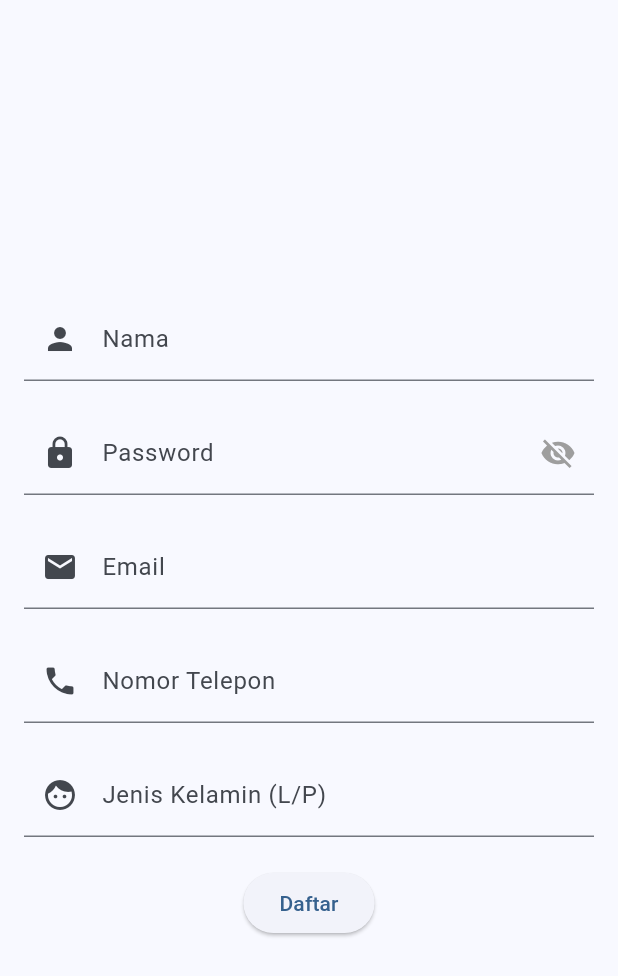
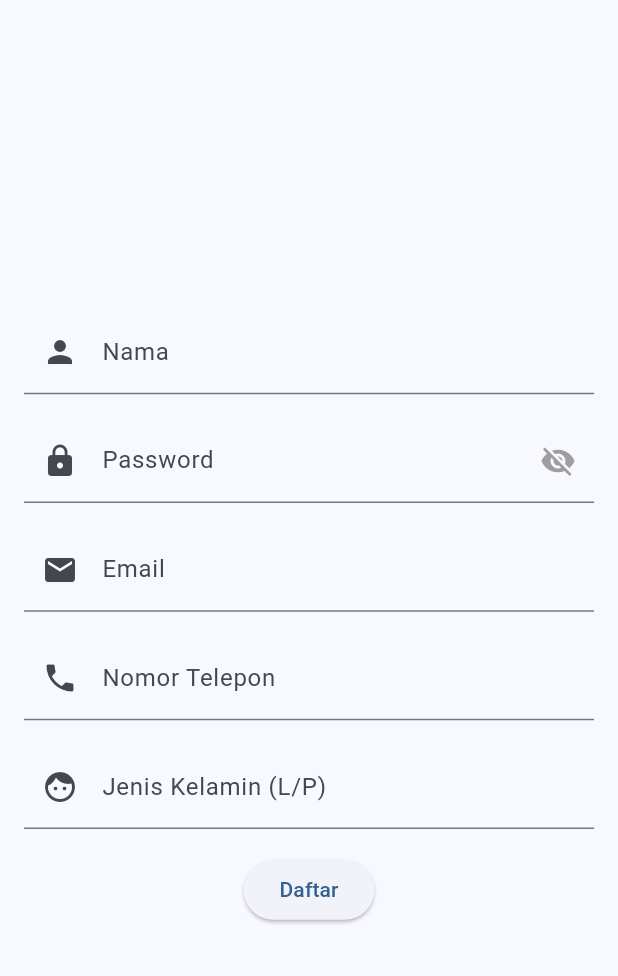
Before and after one commit to febiolaika/RepoKelompok1, a Flutter app: the screen it shows after launch, after a tap on "Register", on a phone screen of 412 x 824 dp. Shown: the top 976 px of the screen. Run offline on Flutter 3.47's test engine with Material 2 defaults, Android fonts, the phone set to English and light mode, and no system bars; our stand-ins replace camera, flutter_local_notifications, flutter_slidable, image_picker, qr_flutter, responsive_sizer and 3 more; missing offline and left inert: maps_launcher, mobile_scanner; accounts and stored records are empty.

Commit message:
Responsive_Sizer selesai

```diff
--- a/lib/main.dart
+++ b/lib/main.dart
@@ -4,9 +4,10 @@ import 'package:ugd6_1217/page/login_page.dart';
 import 'package:ugd6_1217/page/product_view.dart';
 import 'package:ugd6_1217/views/camera/camera.dart';
 import 'package:ugd6_1217/views/qr_scan/scan_qr_page.dart';
+import 'package:responsive_sizer/responsive_sizer.dart';
 
 void main() {
-  runApp(MainApp());
+  runApp(const MainApp());
 }
 
 class MainApp extends StatelessWidget {
@@ -22,8 +23,32 @@ class MainApp extends StatelessWidget {
   //   }
   // }
 
+  const MainApp({super.key});
   @override
   Widget build(BuildContext context) {
+    return ResponsiveSizer(builder: (context, orientation, deviceType) {
+      Device.orientation == Orientation.portrait
+          ? Container(
+              //Portrait
+              width: 100.w,
+              height: 12.5.h,
+            )
+          : Container(
+              // Landscape
+              width: 100.w,
+              height: 12.5.h,
+            );
+      Device.screenType == ScreenType.tablet
+          ? Container(
+              // Tablet
+              width: 100.w,
+              height: 12.5,
+            )
+          : Container(
+              // Mobile
+              width: 100.w,
+              height: 12.5.h,
+            );
       return MaterialApp(
         theme: ThemeData(
           useMaterial3: true,
@@ -33,7 +58,8 @@ class MainApp extends StatelessWidget {
         routes: {
           '/login': (context) => const LoginView(),
           RouteConstant.routeToQrCam: (context) => CameraView(),
-        RouteConstant.routeToQrScanPage: (context) => BarcodeScannerPageView(),
+          RouteConstant.routeToQrScanPage: (context) =>
+              BarcodeScannerPageView(),
           // '/register': (context) => const RegisterView(),
           // Future pickImage() async {
           //   try {
@@ -49,5 +75,6 @@ class MainApp extends StatelessWidget {
           // }
         },
       );
+    });
   }
 }
--- a/lib/page/login_page.dart
+++ b/lib/page/login_page.dart
@@ -7,6 +7,7 @@ import 'package:ugd6_1217/page/register_page.dart';
 import 'package:ugd6_1217/database/database_user.dart';
 import 'package:ugd6_1217/page/product_view.dart';
 import 'package:ugd6_1217/notification_widget.dart';
+import 'package:responsive_sizer/responsive_sizer.dart';
 
 class LoginView extends StatefulWidget {
   const LoginView({super.key});
@@ -41,11 +42,12 @@ class _LoginViewState extends State<LoginView> {
 
   @override
   Widget build(BuildContext context) {
+    return ResponsiveSizer(builder: (context, orientation, deviceType) {
       return Scaffold(
         body: Form(
           key: formKey,
           child: Padding(
-          padding: const EdgeInsets.symmetric(horizontal: 20.0, vertical: 10.0),
+            padding: EdgeInsets.symmetric(horizontal: 5.0.w, vertical: 10.0.h),
             child: Column(
               mainAxisAlignment: MainAxisAlignment.center,
               children: <Widget>[
@@ -56,7 +58,7 @@ class _LoginViewState extends State<LoginView> {
                     labelText: 'Username',
                   ),
                 ),
-              const SizedBox(height: 20),
+                SizedBox(height: 2.0.h),
                 TextFormField(
                   controller: _passwordController,
                   decoration: InputDecoration(
@@ -78,12 +80,13 @@ class _LoginViewState extends State<LoginView> {
                   ),
                   obscureText: !isPasswordVisible,
                 ),
-              const SizedBox(height: 20),
+                SizedBox(height: 2.0.h),
                 ElevatedButton(
                   onPressed: () async {
                     final username = _usernameController.text;
                     final password = _passwordController.text;
-                  List<Map<String, dynamic>> data = await USERHelper.getUser();
+                    List<Map<String, dynamic>> data =
+                        await USERHelper.getUser();
                     bool cekLogin = false;
 
                     for (int i = 0; i < data.length; i++) {
@@ -103,7 +106,8 @@ class _LoginViewState extends State<LoginView> {
                             MaterialPageRoute(
                                 builder: (context) => const ProductView()));
 
-                      ScaffoldMessenger.of(context).showSnackBar(const SnackBar(
+                        ScaffoldMessenger.of(context)
+                            .showSnackBar(const SnackBar(
                           content: Text('Login berhasil!'),
                           duration: Duration(seconds: 3),
                         ));
@@ -118,7 +122,8 @@ class _LoginViewState extends State<LoginView> {
                         builder: (context) {
                           return AlertDialog(
                             title: const Text('Login Gagal'),
-                          content: const Text('Username atau password salah.'),
+                            content:
+                                const Text('Username atau password salah.'),
                             actions: <Widget>[
                               TextButton(
                                 onPressed: () {
@@ -137,10 +142,10 @@ class _LoginViewState extends State<LoginView> {
                 Row(
                   mainAxisAlignment: MainAxisAlignment.center,
                   children: [
-                  const Text(
+                    Text(
                       'Belum mempunyai akun?',
                       style: TextStyle(
-                      fontSize: 14.0,
+                        fontSize: 14.sp,
                         fontWeight: FontWeight.normal,
                         color: Colors.black,
                       ),
@@ -161,10 +166,10 @@ class _LoginViewState extends State<LoginView> {
                           ),
                         );
                       },
-                    child: const Text(
+                      child: Text(
                         'Register',
                         style: TextStyle(
-                        fontSize: 14.0,
+                          fontSize: 14.sp,
                           fontWeight: FontWeight.bold,
                           color: Colors.blue,
                         ),
@@ -177,5 +182,6 @@ class _LoginViewState extends State<LoginView> {
           ),
         ),
       );
+    });
   }
 }
--- a/lib/page/product_input_page.dart
+++ b/lib/page/product_input_page.dart
@@ -2,6 +2,7 @@
 
 import 'package:flutter/material.dart';
 import 'package:ugd6_1217/database/sql_helper_product.dart';
+import 'package:responsive_sizer/responsive_sizer.dart';
 
 class ProductInput extends StatefulWidget {
   const ProductInput(
@@ -45,14 +46,14 @@ class _ProductInputState extends State<ProductInput> {
         child: Form(
           key: formKey,
           child: Padding(
-            padding: const EdgeInsets.all(20.0),
+            padding: EdgeInsets.all(2.0.h),
             child: Column(
               mainAxisAlignment: MainAxisAlignment.center,
               children: [
                 Image.asset(
                   dropDown,
-                  width: 200,
-                  height: 150,
+                  width: 20.0.w,
+                  height: 15.0.h,
                 ),
                 Row(
                   children: [
@@ -93,7 +94,7 @@ class _ProductInputState extends State<ProductInput> {
                   keyboardType: TextInputType.number,
                   decoration: InputDecoration(labelText: 'Durasi'),
                 ),
-                const SizedBox(height: 20),
+                SizedBox(height: 2.0.h),
                 ElevatedButton(
                     onPressed: () async {
                       if (formKey.currentState!.validate()) {
--- a/lib/page/product_view.dart
+++ b/lib/page/product_view.dart
@@ -7,6 +7,7 @@ import 'package:ugd6_1217/page/product_input_page.dart';
 import 'package:ugd6_1217/page/profile_view.dart';
 import 'package:ugd6_1217/page/shake.dart';
 import 'package:ugd6_1217/notification_widget.dart';
+import 'package:responsive_sizer/responsive_sizer.dart';
 
 class ProductView extends StatefulWidget {
   const ProductView({super.key});
@@ -103,7 +104,7 @@ class _ProductViewState extends State<ProductView> {
           Column(
             children: [
               Padding(
-                padding: const EdgeInsets.all(20.0),
+                padding: EdgeInsets.all(2.0.w),
                 child: TextFormField(
                   controller: cariController,
                   decoration: const InputDecoration(labelText: 'Cari Produk'),
--- a/lib/page/profile_view.dart
+++ b/lib/page/profile_view.dart
@@ -5,6 +5,7 @@ import 'package:ugd6_1217/constant/app_constant.dart';
 import 'package:shared_preferences/shared_preferences.dart';
 import 'package:ugd6_1217/views/camera/camera.dart';
 import 'package:ugd6_1217/views/camera/display_picture.dart';
+import 'package:responsive_sizer/responsive_sizer.dart';
 
 class ProfileView extends StatefulWidget {
   const ProfileView({Key? key}) : super(key: key);
@@ -60,7 +61,8 @@ class _ProfileViewState extends State<ProfileView> {
   }
 
   Future<void> pickImageFromCamera() async {
-    final pickedFile = await ImagePicker().pickImage(source: ImageSource.camera);
+    final pickedFile =
+        await ImagePicker().pickImage(source: ImageSource.camera);
 
     if (pickedFile != null) {
       setProfileImage(pickedFile.path);
@@ -68,7 +70,8 @@ class _ProfileViewState extends State<ProfileView> {
   }
 
   Future<void> pickImageFromGallery() async {
-    final pickedFile = await ImagePicker().pickImage(source: ImageSource.gallery);
+    final pickedFile =
+        await ImagePicker().pickImage(source: ImageSource.gallery);
 
     if (pickedFile != null) {
       setProfileImage(pickedFile.path);
@@ -77,6 +80,7 @@ class _ProfileViewState extends State<ProfileView> {
 
   @override
   Widget build(BuildContext context) {
+    return ResponsiveSizer(builder: (context, orientation, deviceType) {
       return Scaffold(
         appBar: AppBar(
           title: Text('Profile'),
@@ -114,7 +118,7 @@ class _ProfileViewState extends State<ProfileView> {
                   );
                 },
                 child: CircleAvatar(
-                radius: 50,
+                  radius: 5.0.w,
                   backgroundColor: Colors.blue,
                   child: profileImagePath.isNotEmpty
                       ? ClipRRect(
@@ -128,7 +132,7 @@ class _ProfileViewState extends State<ProfileView> {
                         )
                       : Icon(
                           Icons.camera_alt,
-                        size: 50,
+                          size: 5.0.h,
                           color: Colors.white,
                         ),
                 ),
@@ -146,6 +150,7 @@ class _ProfileViewState extends State<ProfileView> {
           ),
         ),
       );
+    });
   }
 }
 
--- a/lib/page/register_page.dart
+++ b/lib/page/register_page.dart
@@ -4,6 +4,7 @@ import 'package:flutter/material.dart';
 import 'package:flutter/services.dart';
 import 'package:ugd6_1217/database/database_user.dart';
 import 'package:ugd6_1217/page/login_page.dart';
+import 'package:responsive_sizer/responsive_sizer.dart';
 
 class RegisterView extends StatefulWidget {
   const RegisterView(
@@ -33,6 +34,7 @@ class _RegisterViewState extends State<RegisterView> {
 
   @override
   Widget build(BuildContext context) {
+    return ResponsiveSizer(builder: (context, orientation, deviceType) {
       return Scaffold(
         body: Padding(
             padding: EdgeInsets.all(16.0),
@@ -56,7 +58,7 @@ class _RegisterViewState extends State<RegisterView> {
                       return null;
                     },
                   ),
-                SizedBox(height: 20),
+                  SizedBox(height: 2.0.h),
                   TextFormField(
                     controller: _passwordController,
                     decoration: InputDecoration(
@@ -87,7 +89,7 @@ class _RegisterViewState extends State<RegisterView> {
                     },
                     obscureText: !isPasswordVisible,
                   ),
-                SizedBox(height: 20),
+                  SizedBox(height: 2.0.h),
                   TextFormField(
                     controller: _emailController,
                     decoration: InputDecoration(
@@ -103,7 +105,7 @@ class _RegisterViewState extends State<RegisterView> {
                       return null;
                     },
                   ),
-                SizedBox(height: 20),
+                  SizedBox(height: 2.0.h),
                   TextFormField(
                     controller: _noHpController,
                     keyboardType: TextInputType.number,
@@ -123,7 +125,7 @@ class _RegisterViewState extends State<RegisterView> {
                       FilteringTextInputFormatter.digitsOnly,
                     ],
                   ),
-                SizedBox(height: 20),
+                  SizedBox(height: 2.0.h),
                   TextFormField(
                     controller: _genderController,
                     decoration: InputDecoration(
@@ -139,7 +141,7 @@ class _RegisterViewState extends State<RegisterView> {
                       return null;
                     },
                   ),
-                SizedBox(height: 20),
+                  SizedBox(height: 2.0.h),
                   ElevatedButton(
                     child: Text('Daftar'),
                     onPressed: () async {
@@ -165,7 +167,8 @@ class _RegisterViewState extends State<RegisterView> {
                                 _genderController.text);
                           }
 
-                        Navigator.of(context).pushReplacement(MaterialPageRoute(
+                          Navigator.of(context)
+                              .pushReplacement(MaterialPageRoute(
                             builder: (context) => LoginView(),
                           ));
 
@@ -212,6 +215,7 @@ class _RegisterViewState extends State<RegisterView> {
               ),
             )),
       );
+    });
   }
 
   Future<bool> isEmailUnique(String email) async {
--- a/lib/page/shake.dart
+++ b/lib/page/shake.dart
@@ -1,6 +1,7 @@
 import 'package:flutter/material.dart';
 import 'package:sensors_plus/sensors_plus.dart';
 import 'package:maps_launcher/maps_launcher.dart';
+import 'package:responsive_sizer/responsive_sizer.dart';
 
 class ShakeView extends StatefulWidget {
   const ShakeView({Key? key}) : super(key: key);
@@ -33,6 +34,7 @@ class _ShakeViewState extends State<ShakeView> {
 
   @override
   Widget build(BuildContext context) {
+    return ResponsiveSizer(builder: (context, orientation, deviceType) {
       return MaterialApp(
         home: Scaffold(
           appBar: AppBar(
@@ -43,6 +45,7 @@ class _ShakeViewState extends State<ShakeView> {
           ),
         ),
       );
+    });
   }
 
   void navigateToGoogleMaps() {
```
Lines whose indentation alone changed are shown as unchanged.
